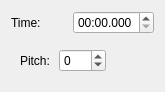
Qt form src/dialog_edittimemark.ui (gyunaev/karlyriceditor) before a commit.
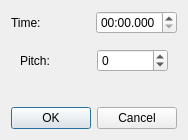
The same form after that commit.

Commit message: Timing mark editor dialog redesigned.

Diff of the .ui file:
```diff
--- a/src/dialog_edittimemark.ui
+++ b/src/dialog_edittimemark.ui
@@ -6,8 +6,8 @@
    <rect>
     <x>0</x>
     <y>0</y>
-    <width>165</width>
-    <height>79</height>
+    <width>188</width>
+    <height>134</height>
    </rect>
   </property>
   <property name="windowTitle">
@@ -52,14 +52,24 @@
         </property>
        </widget>
       </item>
+     </layout>
+    </widget>
+   </item>
       <item>
        <widget class="QLabel" name="pitchNote">
         <property name="text">
          <string>&lt;note&gt;</string>
         </property>
-       </widget>
-      </item>
-     </layout>
+     <property name="alignment">
+      <set>Qt::AlignCenter</set>
+     </property>
+    </widget>
+   </item>
+   <item>
+    <widget class="QDialogButtonBox" name="buttonBox">
+     <property name="standardButtons">
+      <set>QDialogButtonBox::Cancel|QDialogButtonBox::Ok</set>
+     </property>
     </widget>
    </item>
   </layout>
```
Left out of the diff: 26 changed lines with no effect on the pictures. Lines whose indentation alone changed are shown as unchanged. The commit also changes 2 other files.
